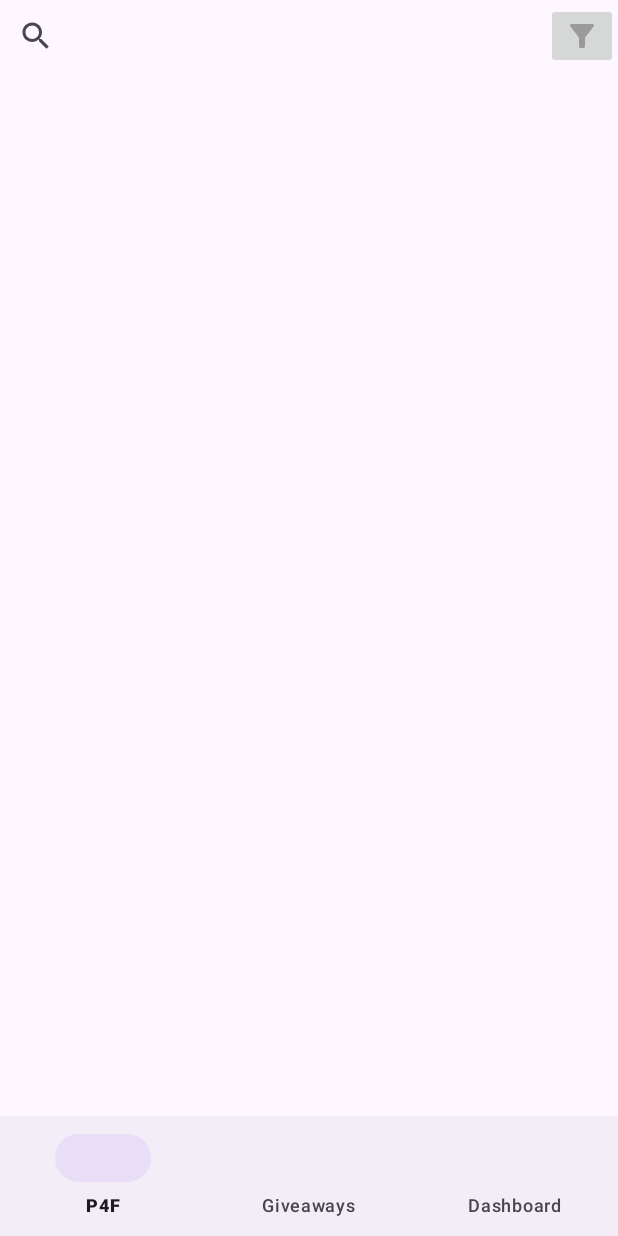
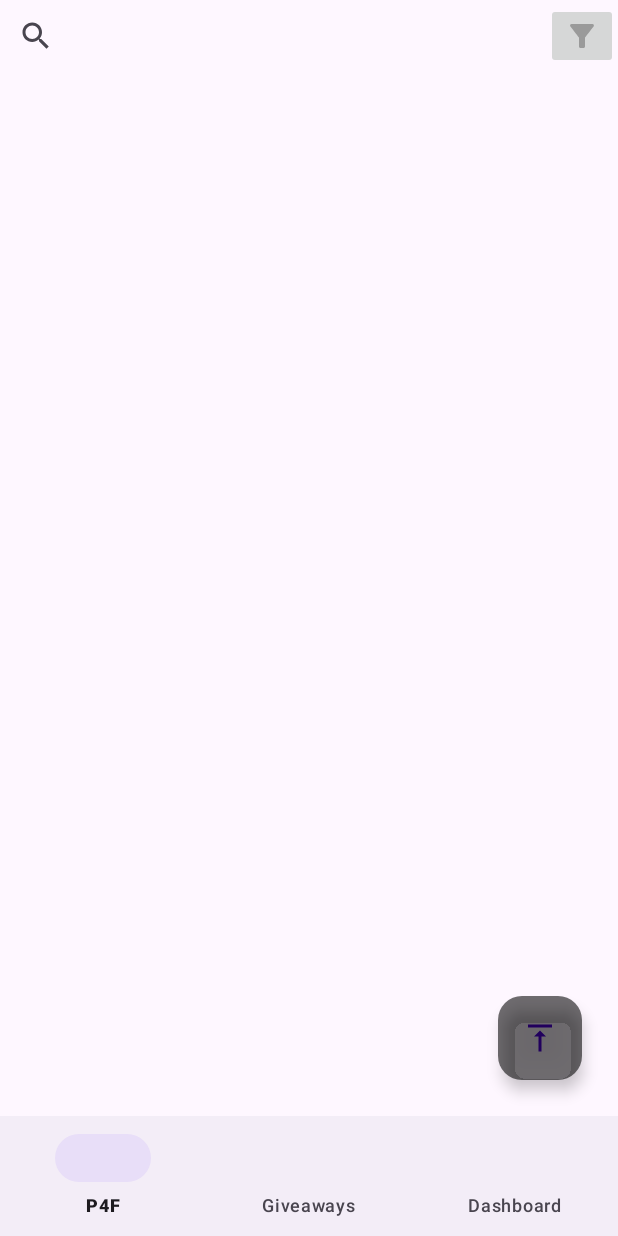
Before and after one commit to SelcukOzkara/play4free, an Android app: the screen it shows after launch (MainActivity), on a phone screen of 412 x 824 dp. Run offline under Robolectric (Android 15) with nearby library versions, the phone set to English and light mode, and no system bars; our stand-ins replace Firebase (no records; nobody signed in at launch, a user with empty details on screens opened directly), Room's generated code, navigation-ui; pictures from the network do not load; 1 statement that could not run was skipped.

Commit message:
In progress: Layout Menu Comment Function
Done:
Gradle settings + Manifest
include binding
API
DATABASE
NAV GRAPH
FIREBASE
DIALOG

```diff
--- a/app/build.gradle
+++ b/app/build.gradle
@@ -79,4 +79,5 @@ dependencies {
 
     //Pull to Refresh
     implementation 'androidx.swiperefreshlayout:swiperefreshlayout:1.1.0'
+
 }
--- a/app/src/main/java/com/example/play4free/ui/HomeFragment.kt
+++ b/app/src/main/java/com/example/play4free/ui/HomeFragment.kt
@@ -1,6 +1,7 @@
 package com.example.play4free.ui
 
 import android.os.Bundle
+import android.util.Log
 import android.view.LayoutInflater
 import android.view.View
 import android.view.ViewGroup
@@ -9,6 +10,7 @@ import android.widget.ArrayAdapter
 import android.widget.SearchView
 import androidx.fragment.app.Fragment
 import androidx.fragment.app.activityViewModels
+import androidx.recyclerview.widget.RecyclerView
 import com.example.play4free.GameViewModel
 import com.example.play4free.R
 import com.example.play4free.adapter.GameAdapter
@@ -40,20 +42,28 @@ class HomeFragment : Fragment() {
 
         binding.homeSV.setOnQueryTextListener(object : SearchView.OnQueryTextListener {
             override fun onQueryTextSubmit(p0: String?): Boolean {
+                binding.homeRV.scrollToPosition(0)
+                binding.homeSV.clearFocus()
                 return true
             }
 
+
             override fun onQueryTextChange(p0: String?): Boolean {
-                if (p0 != null) {
-                    viewModel.search(p0)
-                }
+                if (p0 != null) viewModel.search(p0)
 
-                if (p0 == null || p0 == "") {
-                    gameAdapter.submitList(viewModel.gameList.value)
-                } else gameAdapter.submitList(viewModel.searchResult.value)
+                if (p0.isNullOrEmpty()) gameAdapter.submitList(viewModel.gameList.value)
+                else gameAdapter.submitList(viewModel.searchResult.value)
+
+                binding.homeRV.scrollToPosition(0)
+                Log.d("TestLog", p0.toString())
                 return true
             }
         })
+
+        binding.homeSV.setOnSearchClickListener {
+            binding.homeRV.scrollToPosition(0)
+        }
+
 
 
         val spinner = binding.homeFilterSPN
@@ -123,6 +133,11 @@ class HomeFragment : Fragment() {
 
         binding.homeRV.adapter = gameAdapter
 
+
+        binding.upFAB.setOnClickListener {
+            binding.homeRV.scrollToPosition(0)
+        }
+
         viewModel.gameList.observe(viewLifecycleOwner) {
             gameAdapter.submitList(it)
             binding.homeSV.clearFocus()
--- /dev/null
+++ b/app/src/main/res/drawable/scroll_up.xml
@@ -0,0 +1,5 @@
+<vector android:height="24dp" android:tint="#FFFFFF"
+    android:viewportHeight="24" android:viewportWidth="24"
+    android:width="24dp" xmlns:android="http://schemas.android.com/apk/res/android">
+    <path android:fillColor="@android:color/white" android:pathData="M8,11h3v10h2V11h3l-4,-4 -4,4zM4,3v2h16V3H4z"/>
+</vector>
--- a/app/src/main/res/layout/fragment_home.xml
+++ b/app/src/main/res/layout/fragment_home.xml
@@ -72,4 +72,16 @@
         app:layout_constraintStart_toEndOf="@+id/homeFilterTV"
         app:layout_constraintTop_toTopOf="@+id/homeFilterTV" />
 
+    <com.google.android.material.floatingactionbutton.FloatingActionButton
+        android:id="@+id/upFAB"
+        android:layout_width="wrap_content"
+        android:layout_height="wrap_content"
+        android:layout_marginEnd="24dp"
+        android:layout_marginBottom="24dp"
+        android:clickable="true"
+        android:backgroundTint="@color/common_google_signin_btn_text_light_default"
+        android:src="@drawable/scroll_up"
+        app:layout_constraintBottom_toBottomOf="parent"
+        app:layout_constraintEnd_toEndOf="parent" />
+
 </androidx.constraintlayout.widget.ConstraintLayout>
```
Also changed, not shown: build.gradle (line endings or trailing spaces).
